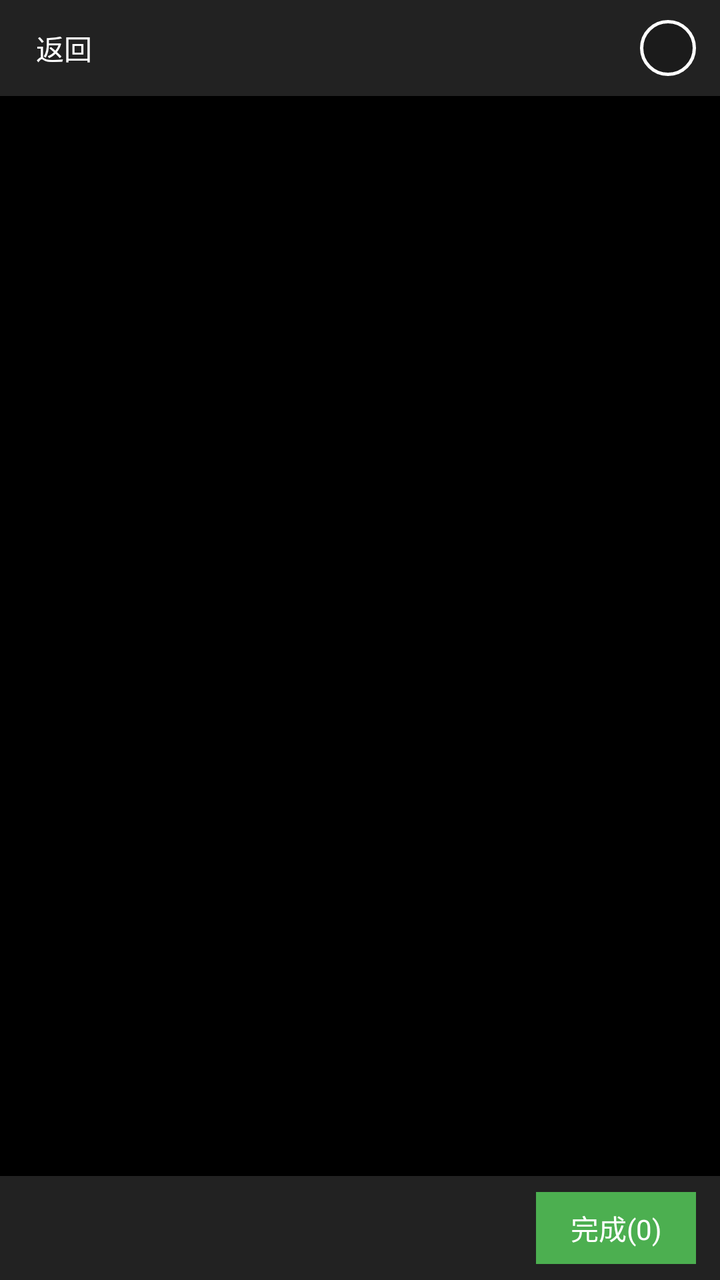
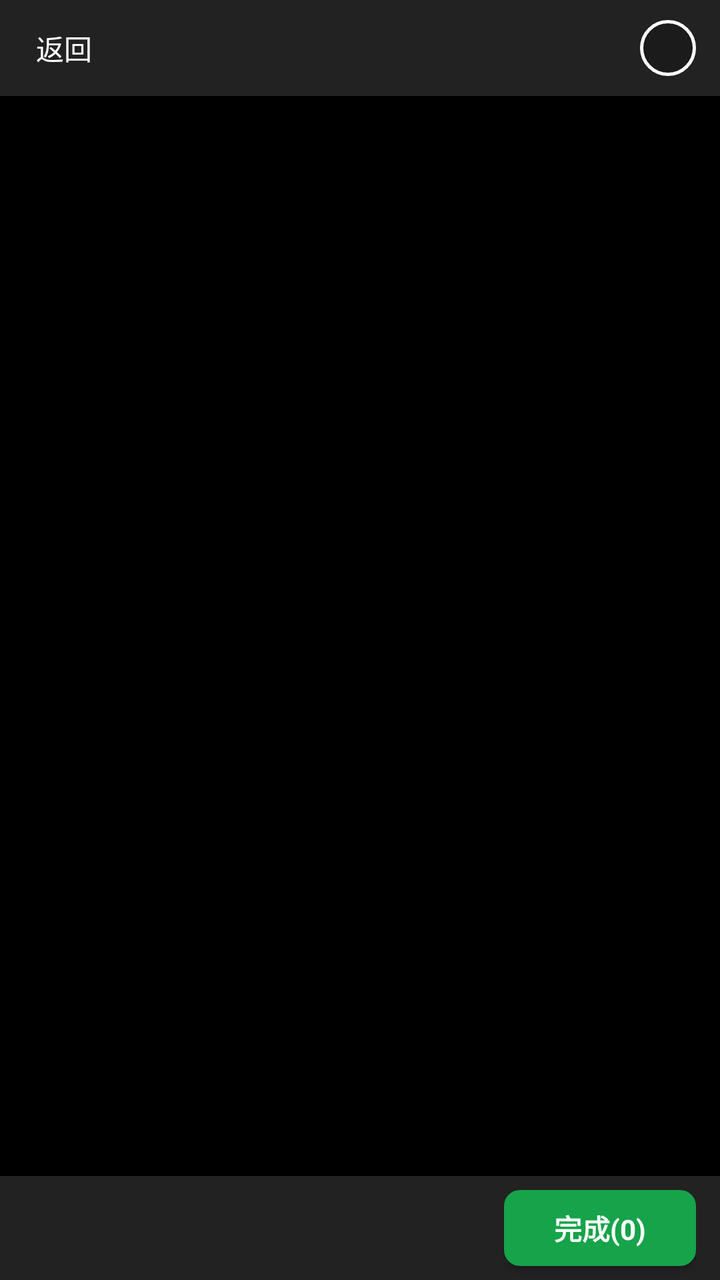

Compare the two renders of this Android layout. The source of the first and the diff that turns it into the second are given below.
<!-- AndroidManifest.xml: another module's application theme Theme.MyApplication -->
<!-- res/layout/picker_activity_preview.xml -->
<?xml version="1.0" encoding="utf-8"?>
<LinearLayout xmlns:android="http://schemas.android.com/apk/res/android"
    android:id="@+id/preview_root"
    android:layout_width="match_parent"
    android:layout_height="match_parent"
    android:background="#000000"
    android:orientation="vertical">

    <LinearLayout
        android:id="@+id/preview_top_bar"
        android:layout_width="match_parent"
        android:layout_height="wrap_content"
        android:background="#222222"
        android:gravity="center_vertical"
        android:minHeight="48dp"
        android:orientation="horizontal"
        android:paddingHorizontal="12dp">

        <TextView
            android:id="@+id/preview_back"
            android:layout_width="wrap_content"
            android:layout_height="wrap_content"
            android:padding="6dp"
            android:text="@string/picker_back"
            android:textColor="#FFFFFF" />

        <TextView
            android:id="@+id/preview_title"
            android:layout_width="0dp"
            android:layout_height="wrap_content"
            android:layout_weight="1"
            android:gravity="center"
            android:textColor="#FFFFFF"
            android:textSize="16sp" />

        <TextView
            android:id="@+id/preview_check"
            android:layout_width="28dp"
            android:layout_height="28dp"
            android:background="@drawable/picker_check_unselected"
            android:gravity="center"
            android:textColor="#FFFFFF"
            android:textStyle="bold" />
    </LinearLayout>

    <androidx.viewpager2.widget.ViewPager2
        android:id="@+id/preview_pager"
        android:layout_width="match_parent"
        android:layout_height="0dp"
        android:layout_weight="1" />

    <LinearLayout
        android:id="@+id/preview_bottom_bar"
        android:layout_width="match_parent"
        android:layout_height="wrap_content"
        android:background="#222222"
        android:gravity="center_vertical"
        android:minHeight="52dp"
        android:orientation="horizontal"
        android:paddingHorizontal="12dp">

        <View
            android:layout_width="0dp"
            android:layout_height="0dp"
            android:layout_weight="1" />

        <TextView
            android:id="@+id/preview_confirm"
            android:layout_width="wrap_content"
            android:layout_height="36dp"
            android:background="#4CAF50"
            android:gravity="center"
            android:minWidth="80dp"
            android:paddingHorizontal="14dp"
            android:text="@string/picker_done_zero"
            android:textColor="#FFFFFF" />
    </LinearLayout>
</LinearLayout>
<!-- resources referenced by this layout -->
<resources>
  <!-- drawable picker_check_unselected (drawable) -->
  <?xml version="1.0" encoding="utf-8"?>
  <shape xmlns:android="http://schemas.android.com/apk/res/android"
      android:shape="oval">
      <solid android:color="#33000000" />
      <stroke
          android:width="1.5dp"
          android:color="#FFFFFFFF" />
  </shape>
  <string name="picker_back">返回</string>
  <string name="picker_done_zero">完成(0)</string>
  <style name="Theme.MyApplication" parent="Base.Theme.MyApplication" />
  <style name="Base.Theme.MyApplication" parent="Theme.Material3.DayNight.NoActionBar">
          
          
      </style>
</resources>

<!-- the commit's change to res/layout/picker_activity_preview.xml (unified diff, before → after) -->
@@ -67,12 +67,16 @@
         <TextView
             android:id="@+id/preview_confirm"
             android:layout_width="wrap_content"
-            android:layout_height="36dp"
-            android:background="#4CAF50"
+            android:layout_height="38dp"
+            android:background="@drawable/picker_bg_confirm_button"
+            android:elevation="2dp"
             android:gravity="center"
-            android:minWidth="80dp"
-            android:paddingHorizontal="14dp"
+            android:includeFontPadding="false"
+            android:minWidth="96dp"
+            android:paddingHorizontal="18dp"
             android:text="@string/picker_done_zero"
-            android:textColor="#FFFFFF" />
+            android:textColor="#FFFFFF"
+            android:textSize="14sp"
+            android:textStyle="bold" />
     </LinearLayout>
 </LinearLayout>
<!-- resource entries referenced after the edit -->
@@ -1,5 +1,27 @@
 <!-- resources referenced by this layout -->
 <resources>
+  <!-- drawable picker_bg_confirm_button (drawable) -->
+  <?xml version="1.0" encoding="utf-8"?>
+  <selector xmlns:android="http://schemas.android.com/apk/res/android">
+      <item android:state_pressed="true">
+          <shape android:shape="rectangle">
+              <corners android:radius="8dp" />
+              <solid android:color="#15803D" />
+          </shape>
+      </item>
+      <item android:state_enabled="false">
+          <shape android:shape="rectangle">
+              <corners android:radius="8dp" />
+              <solid android:color="#C8D2CC" />
+          </shape>
+      </item>
+      <item>
+          <shape android:shape="rectangle">
+              <corners android:radius="8dp" />
+              <solid android:color="#16A34A" />
+          </shape>
+      </item>
+  </selector>
   <!-- drawable picker_check_unselected (drawable) -->
   <?xml version="1.0" encoding="utf-8"?>
   <shape xmlns:android="http://schemas.android.com/apk/res/android"
